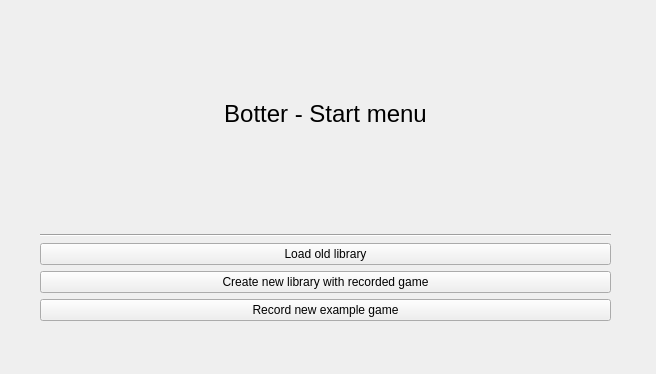
The window that Design/Start.ui (Kanter666/Botter) describes before a commit, drawn with Qt 5.
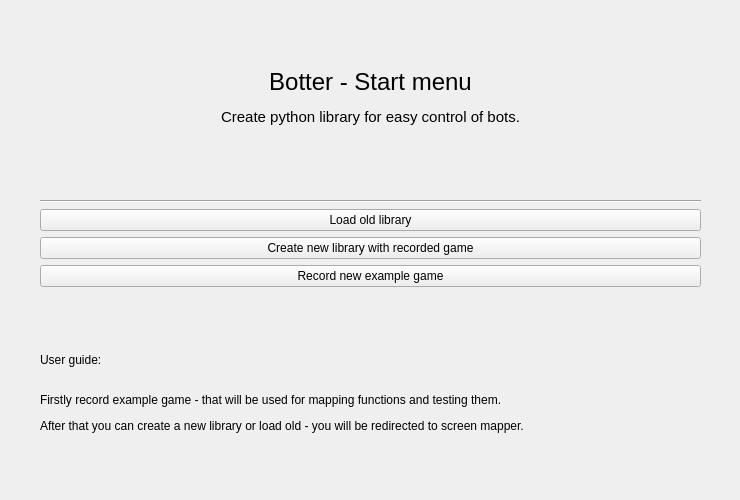
The same window after the commit.

Commit message: Huge GUI updates - adding guidlines, improving layout, size,..

```diff
--- a/Design/Start.ui
+++ b/Design/Start.ui
@@ -6,10 +6,16 @@
    <rect>
     <x>0</x>
     <y>0</y>
-    <width>656</width>
-    <height>374</height>
+    <width>740</width>
+    <height>500</height>
    </rect>
   </property>
+  <property name="sizePolicy">
+   <sizepolicy hsizetype="Preferred" vsizetype="Preferred">
+    <horstretch>0</horstretch>
+    <verstretch>0</verstretch>
+   </sizepolicy>
+  </property>
   <property name="windowTitle">
    <string>Form</string>
   </property>
@@ -18,8 +24,8 @@
     <rect>
      <x>0</x>
      <y>0</y>
-     <width>651</width>
-     <height>371</height>
+     <width>741</width>
+     <height>523</height>
     </rect>
    </property>
    <layout class="QVBoxLayout" name="verticalLayout">
@@ -37,7 +43,10 @@
        </font>
       </property>
       <property name="text">
-       <string>Botter - Start menu</string>
+       <string>&lt;html&gt;&lt;head/&gt;&lt;body&gt;&lt;p align=&quot;center&quot;&gt;&lt;br/&gt;&lt;/p&gt;&lt;p align=&quot;center&quot;&gt;Botter - Start menu&lt;/p&gt;&lt;p align=&quot;center&quot;&gt;&lt;span style=&quot; font-size:11pt;&quot;&gt;Create python library for easy control of bots.&lt;/span&gt;&lt;/p&gt;&lt;p align=&quot;center&quot;&gt;&lt;br/&gt;&lt;/p&gt;&lt;/body&gt;&lt;/html&gt;</string>
+      </property>
+      <property name="textFormat">
+       <enum>Qt::RichText</enum>
       </property>
       <property name="alignment">
        <set>Qt::AlignCenter</set>
@@ -72,6 +81,29 @@
       </property>
      </widget>
     </item>
+    <item>
+     <spacer name="verticalSpacer_2">
+      <property name="orientation">
+       <enum>Qt::Vertical</enum>
+      </property>
+      <property name="sizeType">
+       <enum>QSizePolicy::Fixed</enum>
+      </property>
+      <property name="sizeHint" stdset="0">
+       <size>
+        <width>8</width>
+        <height>20</height>
+       </size>
+      </property>
+     </spacer>
+    </item>
+    <item>
+     <widget class="QLabel" name="label_2">
+      <property name="text">
+       <string>&lt;html&gt;&lt;head/&gt;&lt;body&gt;&lt;p&gt;User guide:&lt;br/&gt;&lt;/p&gt;&lt;p&gt;Firstly record example game - that will be used for mapping functions and testing them.&lt;/p&gt;&lt;p&gt;After that you can create a new library or load old - you will be redirected to screen mapper.&lt;/p&gt;&lt;/body&gt;&lt;/html&gt;</string>
+      </property>
+     </widget>
+    </item>
     <item>
      <spacer name="verticalSpacer">
       <property name="orientation">
```
The commit also changes 7 other files.
